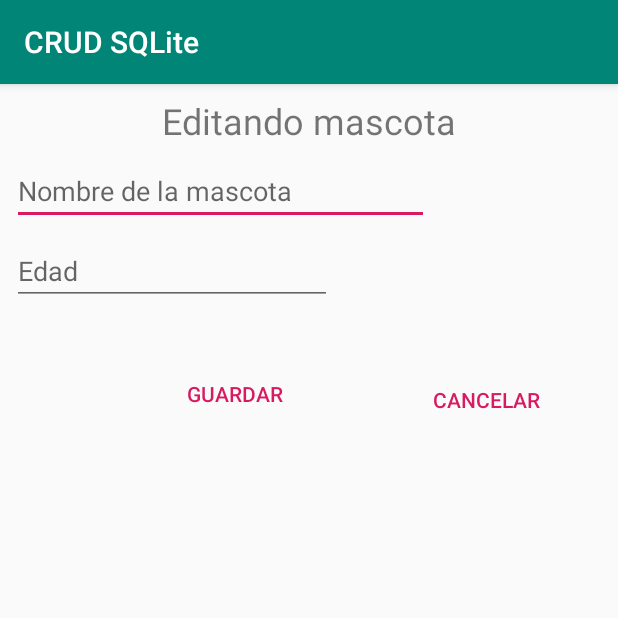
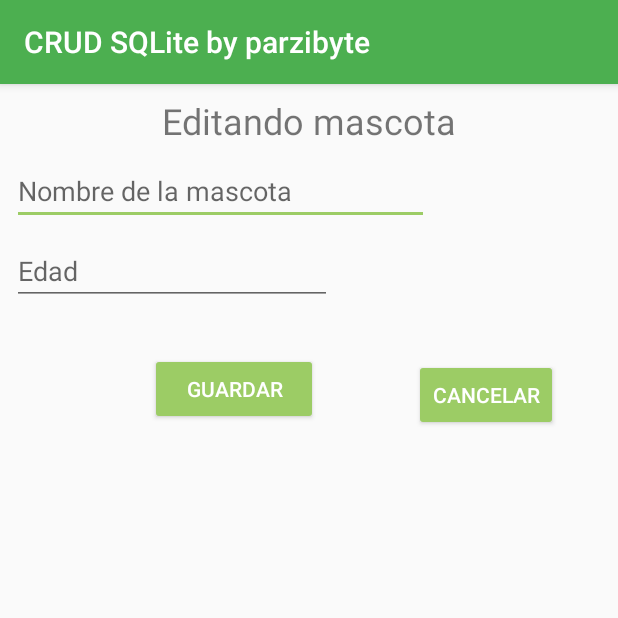
Before and after one commit to parzibyte/CRUD-SQLite, an Android app: the EditarMascotaActivity screen opened directly, with no data from a screen before it, on a phone screen of 412 x 824 dp, the top half of it. Run offline under Robolectric (Android 15) with nearby library versions, the phone set to English and light mode, and no system bars; 1 statement that could not run was skipped.

Commit message:
Mejoras en colores y eliminada actividad

```diff
--- a/app/src/main/AndroidManifest.xml
+++ b/app/src/main/AndroidManifest.xml
@@ -18,10 +18,6 @@
         </activity>
         <activity android:name=".EditarMascotaActivity" />
         <activity android:name=".AgregarMascotaActivity" />
-        <activity
-            android:name=".BorrarPls"
-            android:label="@string/title_activity_borrar_pls"
-            android:theme="@style/AppTheme.NoActionBar"></activity>
     </application>
 
 </manifest>
--- a/app/src/main/res/layout/activity_agregar_mascota.xml
+++ b/app/src/main/res/layout/activity_agregar_mascota.xml
@@ -33,6 +33,7 @@
 
     <Button
         android:id="@+id/btnAgregarMascota"
+        style="@style/Widget.AppCompat.Button.Colored"
         android:layout_width="wrap_content"
         android:layout_height="wrap_content"
         android:layout_marginStart="8dp"
@@ -52,6 +53,7 @@
         android:layout_marginEnd="8dp"
         android:layout_marginRight="8dp"
         android:text="Cancelar"
+        style="@style/Widget.AppCompat.Button.Colored"
         app:layout_constraintEnd_toEndOf="parent"
         app:layout_constraintStart_toEndOf="@+id/btnAgregarMascota"
         app:layout_constraintTop_toBottomOf="@+id/etEdad" />
--- a/app/src/main/res/layout/activity_editar_mascota.xml
+++ b/app/src/main/res/layout/activity_editar_mascota.xml
@@ -1,7 +1,5 @@
-<android.support.constraint.ConstraintLayout
-    xmlns:android="http://schemas.android.com/apk/res/android"
+<android.support.constraint.ConstraintLayout xmlns:android="http://schemas.android.com/apk/res/android"
     xmlns:app="http://schemas.android.com/apk/res-auto"
-    xmlns:tools="http://schemas.android.com/tools"
     android:layout_width="match_parent"
     android:layout_height="match_parent">
 
@@ -48,7 +46,7 @@
 
     <Button
         android:id="@+id/btnGuardarCambiosMascota"
-        style="@style/Widget.AppCompat.Button.ButtonBar.AlertDialog"
+        style="@style/Widget.AppCompat.Button.Colored"
         android:layout_width="112dp"
         android:layout_height="wrap_content"
         android:layout_marginTop="32dp"
@@ -60,7 +58,7 @@
 
     <Button
         android:id="@+id/btnCancelarEdicionMascota"
-        style="@style/Widget.AppCompat.Button.ButtonBar.AlertDialog"
+        style="@style/Widget.AppCompat.Button.Colored"
         android:layout_width="wrap_content"
         android:layout_height="wrap_content"
         android:layout_marginStart="8dp"
--- a/app/src/main/res/layout/fila_mascota.xml
+++ b/app/src/main/res/layout/fila_mascota.xml
@@ -4,6 +4,7 @@
     xmlns:tools="http://schemas.android.com/tools"
     android:layout_width="match_parent"
     android:layout_height="wrap_content"
+    android:background="?android:attr/selectableItemBackground"
     android:clickable="true"
     android:focusable="true"
     android:padding="5dp">
@@ -16,7 +17,7 @@
         android:layout_marginLeft="8dp"
         android:layout_marginTop="8dp"
         android:text="Aquí el nombre de la mascota"
-        android:textColor="@color/colorAccent"
+        android:textColor="@color/colorPrimaryDark"
         android:textSize="18sp"
         android:textStyle="bold"
         app:layout_constraintStart_toStartOf="parent"
--- a/app/src/main/res/values/colors.xml
+++ b/app/src/main/res/values/colors.xml
@@ -1,6 +1,6 @@
 <?xml version="1.0" encoding="utf-8"?>
 <resources>
-    <color name="colorPrimary">#008577</color>
-    <color name="colorPrimaryDark">#00574B</color>
-    <color name="colorAccent">#d81b60</color>
+    <color name="colorPrimary">#4caf50</color>
+    <color name="colorPrimaryDark">#087f23</color>
+    <color name="colorAccent">#9ccc65</color>
 </resources>
--- a/app/src/main/res/values/strings.xml
+++ b/app/src/main/res/values/strings.xml
@@ -1,3 +1,3 @@
 <resources>
-    <string name="app_name">CRUD SQLite</string>
+    <string name="app_name">CRUD SQLite by parzibyte</string>
 </resources>
```
Also changed, not shown: app/src/main/java/me/parzibyte/crudsqlite/MainActivity.java (+8 -6 lines).
